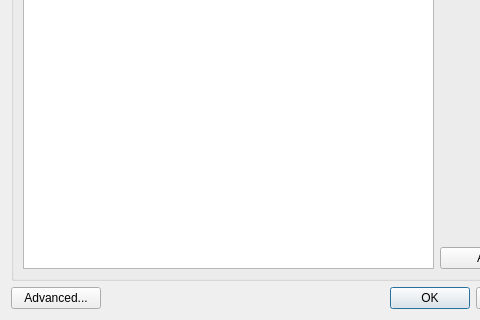
The window that src/mapclient/view/managers/plugins/qt/pluginmanagerdialog.ui (MusculoskeletalAtlasProject/mapclient) describes before a commit, drawn with Qt 5; both pictures show x 0 to 480 and y 176 to 496 of the 567 by 496 pixel window.
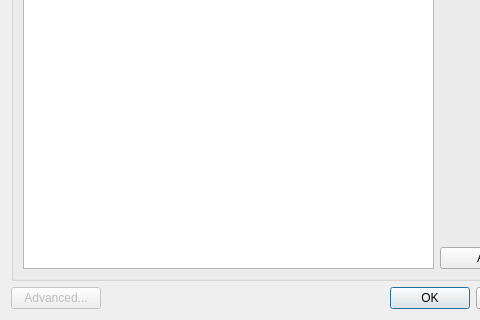
The same window after the commit. Icons and pictures are not drawn.

Commit message: Disable plugin manager advanced dialog

The edit to the form file:
```diff
--- a/src/mapclient/view/managers/plugins/qt/pluginmanagerdialog.ui
+++ b/src/mapclient/view/managers/plugins/qt/pluginmanagerdialog.ui
@@ -96,6 +96,9 @@
     <layout class="QHBoxLayout" name="horizontalLayout_2">
      <item>
       <widget class="QPushButton" name="advancedButton">
+       <property name="enabled">
+        <bool>false</bool>
+       </property>
        <property name="minimumSize">
         <size>
          <width>90</width>
```
The commit also changes 1 other file.
